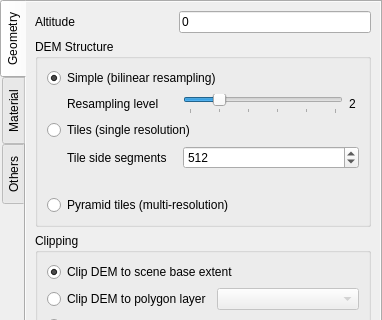
The window that gui/ui/demproperties.ui (minorua/Qgis2threejs) describes before a commit, drawn with Qt 5; both pictures show x 0 to 382 and y 0 to 320 of the 382 by 489 pixel window.
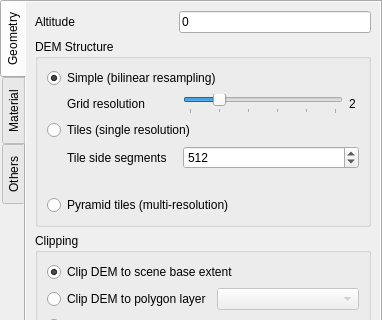
The same window after the commit. Custom widgets are drawn as their Qt base class.

Commit message: rename "Resampling level" to "Grid resolution"

```diff
--- a/gui/ui/demproperties.ui
+++ b/gui/ui/demproperties.ui
@@ -123,7 +123,7 @@
                    </size>
                   </property>
                   <property name="text">
-                   <string>Resampling level</string>
+                   <string>Grid resolution</string>
                   </property>
                  </widget>
                 </item>
```
The commit also changes 1 other file.
